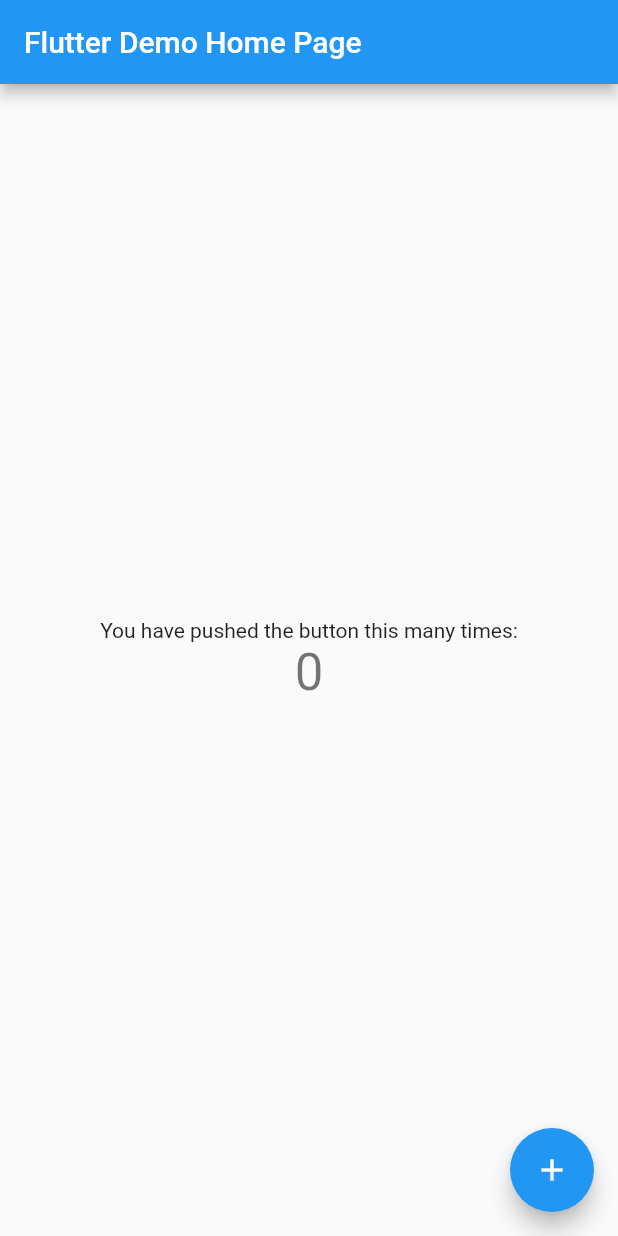
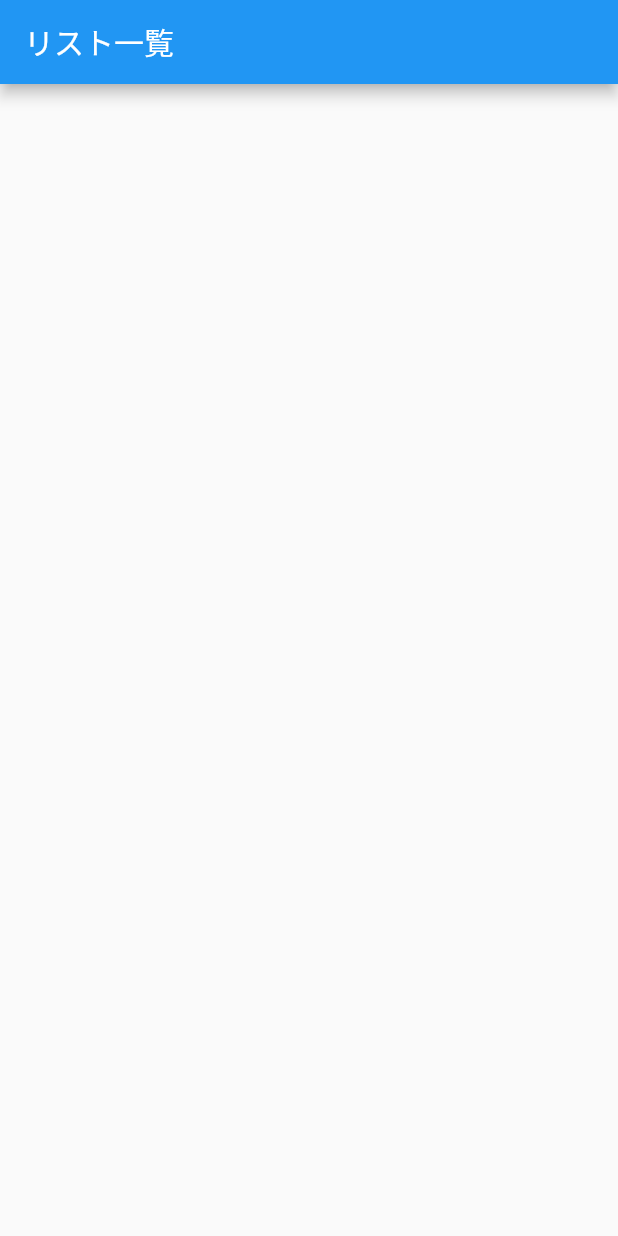
Before and after one commit to MY-CODE-1981/task_app, a Flutter app: the screen it shows after launch, on a phone screen of 412 x 824 dp. Run offline on Flutter 3.47's test engine with Material 2 defaults, Android fonts, the phone set to English and light mode, and no system bars.

Commit message:
home window

```diff
--- a/lib/main.dart
+++ b/lib/main.dart
@@ -1,115 +1,32 @@
 import 'package:flutter/material.dart';
 
 void main() {
-  runApp(const MyApp());
+  // 最初に表示するWidget
+  runApp(MyTodoApp());
 }
 
-class MyApp extends StatelessWidget {
-  const MyApp({Key? key}) : super(key: key);
-
-  // This widget is the root of your application.
+class MyTodoApp extends StatelessWidget {
   @override
   Widget build(BuildContext context) {
     return MaterialApp(
-      title: 'Flutter Demo',
-      theme: ThemeData(
-        // This is the theme of your application.
-        //
-        // Try running your application with "flutter run". You'll see the
-        // application has a blue toolbar. Then, without quitting the app, try
-        // changing the primarySwatch below to Colors.green and then invoke
-        // "hot reload" (press "r" in the console where you ran "flutter run",
-        // or simply save your changes to "hot reload" in a Flutter IDE).
-        // Notice that the counter didn't reset back to zero; the application
-        // is not restarted.
-        primarySwatch: Colors.blue,
-      ),
-      home: const MyHomePage(title: 'Flutter Demo Home Page'),
+      // ここは後で消す
+      home: Scaffold(
+        appBar: AppBar(
+          title: Text('リスト一覧'),
+        ),
+      )
+
+      // 右上に表示される"debug"ラベルを消す
+      // debugShowCheckedModeBanner: false,
+      // アプリ名
+      // title: 'My Todo App',
+      // theme: ThemeData(
+      //   // テーマカラー
+      //   primarySwatch: Colors.blue,
+      //   visualDensity: VisualDensity.adaptivePlatformDensity,
+      // ),
+      // リスト一覧画面を表示
+      // home: TodoListPage(),
     );
   }
 }
-
-class MyHomePage extends StatefulWidget {
-  const MyHomePage({Key? key, required this.title}) : super(key: key);
-
-  // This widget is the home page of your application. It is stateful, meaning
-  // that it has a State object (defined below) that contains fields that affect
-  // how it looks.
-
-  // This class is the configuration for the state. It holds the values (in this
-  // case the title) provided by the parent (in this case the App widget) and
-  // used by the build method of the State. Fields in a Widget subclass are
-  // always marked "final".
-
-  final String title;
-
-  @override
-  State<MyHomePage> createState() => _MyHomePageState();
-}
-
-class _MyHomePageState extends State<MyHomePage> {
-  int _counter = 0;
-
-  void _incrementCounter() {
-    setState(() {
-      // This call to setState tells the Flutter framework that something has
-      // changed in this State, which causes it to rerun the build method below
-      // so that the display can reflect the updated values. If we changed
-      // _counter without calling setState(), then the build method would not be
-      // called again, and so nothing would appear to happen.
-      _counter++;
-    });
-  }
-
-  @override
-  Widget build(BuildContext context) {
-    // This method is rerun every time setState is called, for instance as done
-    // by the _incrementCounter method above.
-    //
-    // The Flutter framework has been optimized to make rerunning build methods
-    // fast, so that you can just rebuild anything that needs updating rather
-    // than having to individually change instances of widgets.
-    return Scaffold(
-      appBar: AppBar(
-        // Here we take the value from the MyHomePage object that was created by
-        // the App.build method, and use it to set our appbar title.
-        title: Text(widget.title),
-      ),
-      body: Center(
-        // Center is a layout widget. It takes a single child and positions it
-        // in the middle of the parent.
-        child: Column(
-          // Column is also a layout widget. It takes a list of children and
-          // arranges them vertically. By default, it sizes itself to fit its
-          // children horizontally, and tries to be as tall as its parent.
-          //
-          // Invoke "debug painting" (press "p" in the console, choose the
-          // "Toggle Debug Paint" action from the Flutter Inspector in Android
-          // Studio, or the "Toggle Debug Paint" command in Visual Studio Code)
-          // to see the wireframe for each widget.
-          //
-          // Column has various properties to control how it sizes itself and
-          // how it positions its children. Here we use mainAxisAlignment to
-          // center the children vertically; the main axis here is the vertical
-          // axis because Columns are vertical (the cross axis would be
-          // horizontal).
-          mainAxisAlignment: MainAxisAlignment.center,
-          children: <Widget>[
-            const Text(
-              'You have pushed the button this many times:',
-            ),
-            Text(
-              '$_counter',
-              style: Theme.of(context).textTheme.headline4,
-            ),
-          ],
-        ),
-      ),
-      floatingActionButton: FloatingActionButton(
-        onPressed: _incrementCounter,
-        tooltip: 'Increment',
-        child: const Icon(Icons.add),
-      ), // This trailing comma makes auto-formatting nicer for build methods.
-    );
-  }
-}
```
